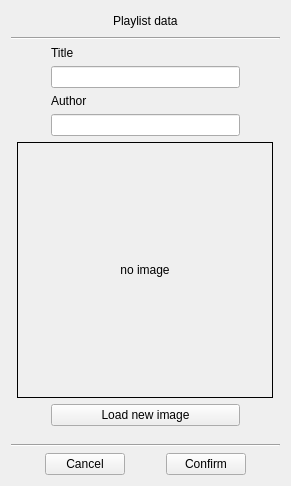
Qt form ui/playlistHeaderDialog.ui (Unvire/Quest3-beatsaber-playlist-manager) before a commit.
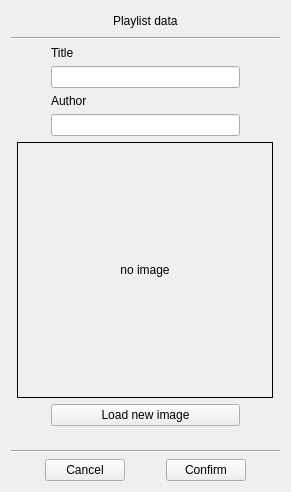
The same form after that commit.

Commit message: Adds class for the playlist header dialog ui, loads image from base64 string

The edit to the form file:
```diff
--- a/ui/playlistHeaderDialog.ui
+++ b/ui/playlistHeaderDialog.ui
@@ -7,7 +7,7 @@
     <x>0</x>
     <y>0</y>
     <width>291</width>
-    <height>486</height>
+    <height>492</height>
    </rect>
   </property>
   <property name="windowTitle">
```
Left out of the diff: 5 changed lines with no effect on the pictures. The commit also changes 1 other file.
